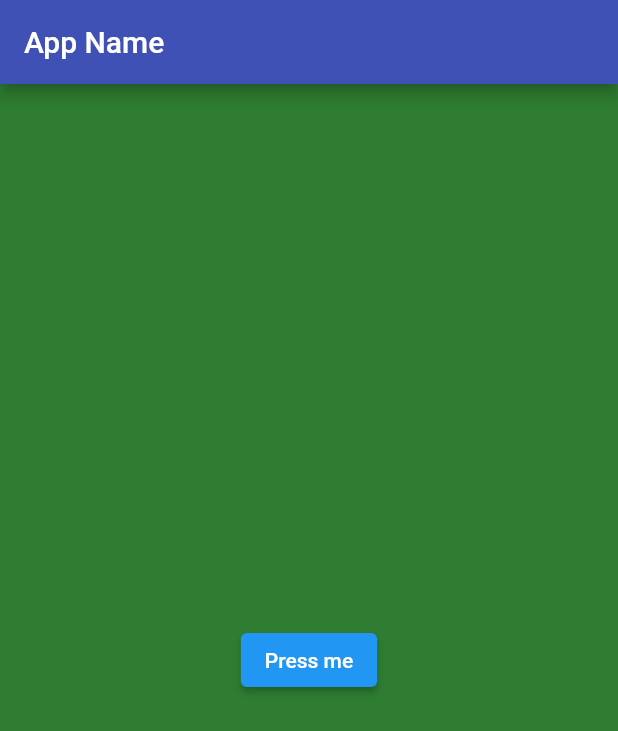
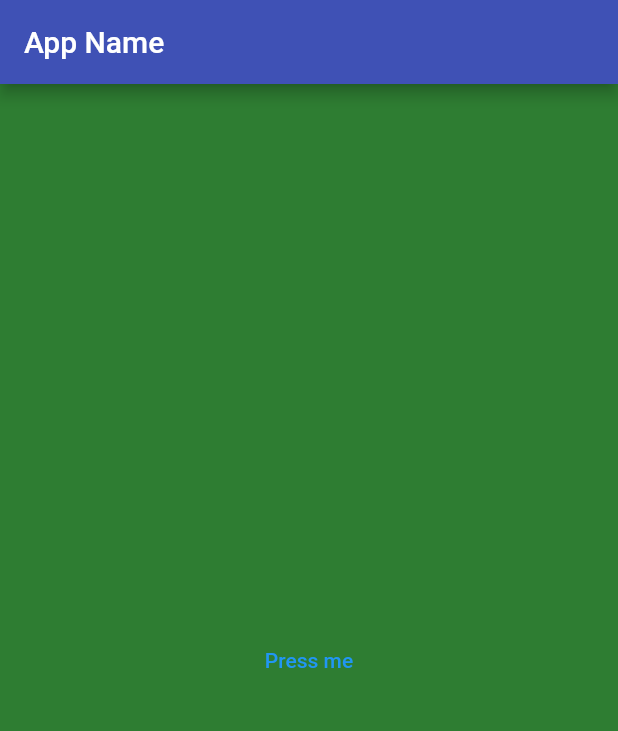
Before and after one commit to evangeldaping/Flutter-Course-for-Beginners, a Flutter app: the screen it shows after launch, on a phone screen of 412 x 824 dp. Shown: the top 731 px of the screen. Run offline on Flutter 3.47's test engine with Material 2 defaults, Android fonts, the light colour scheme and no system bars.

Commit message:
UI Basics - TextButton widget

```diff
--- a/lib/main.dart
+++ b/lib/main.dart
@@ -16,7 +16,7 @@ class MyApp extends StatelessWidget {
         ),
         body: Container(
           child: Center(
-              child: ElevatedButton(
+              child: TextButton(
             child: Text("Press me"),
             onPressed: () {},
           )),
```
